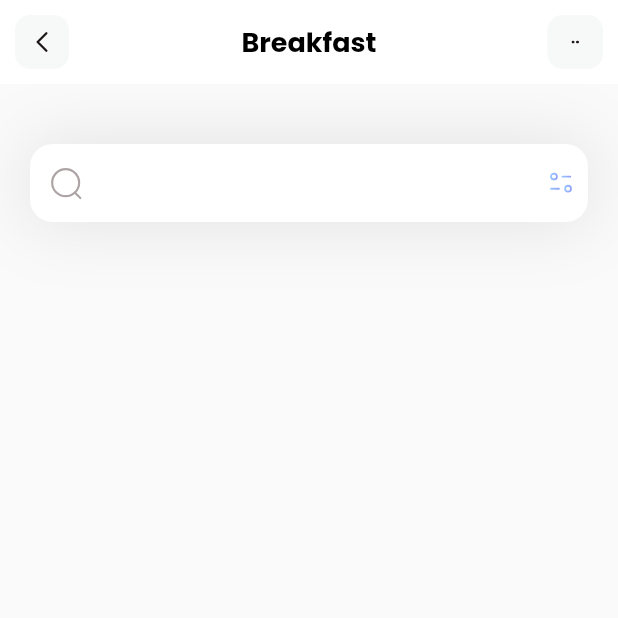
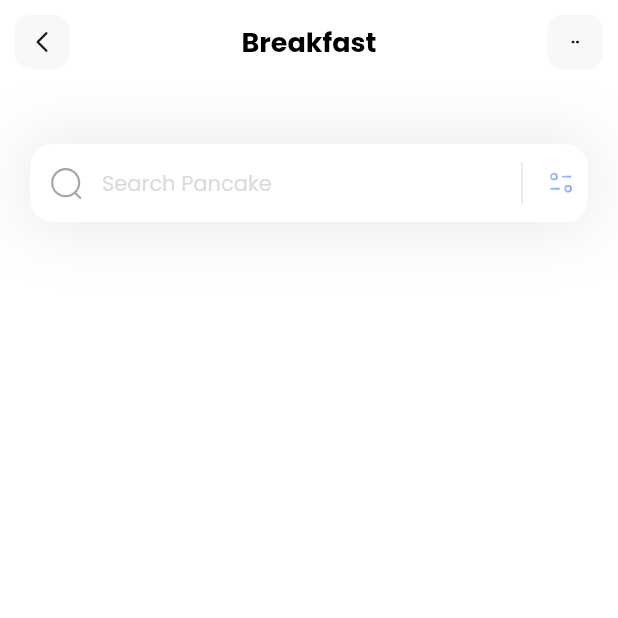
Before and after one commit to dmptv/fitness, a Flutter app: the screen it shows after launch, on a phone screen of 412 x 824 dp, the top half of it. Run offline on Flutter 3.47's test engine with Material 2 defaults, Android fonts, the phone set to English and light mode, and no system bars; our stand-ins replace flutter_svg.

Commit message:
extract searchbar

```diff
--- a/lib/main.dart
+++ b/lib/main.dart
@@ -13,7 +13,6 @@ class MyApp extends StatelessWidget {
   @override
   Widget build(BuildContext context) {
     // return MaterialApp(home: MyHomePageExample());
-
     return MaterialApp(
       debugShowCheckedModeBanner: false,
       theme: ThemeData(fontFamily: 'Poppins'),
--- a/lib/pages/home.dart
+++ b/lib/pages/home.dart
@@ -1,5 +1,6 @@
 import 'package:flutter/material.dart';
 import 'package:flutter_svg/flutter_svg.dart';
+import 'package:flutter/cupertino.dart';
 
 class HomePage extends StatelessWidget {
   const HomePage({super.key});
@@ -8,6 +9,7 @@ class HomePage extends StatelessWidget {
   Widget build(BuildContext context) {
     return Scaffold(
       appBar: appBar(),
+      backgroundColor: Colors.white,
       body: Column(
         children: [
           Container(
@@ -23,17 +25,35 @@ class HomePage extends StatelessWidget {
                     filled: true,
                     fillColor: Colors.white,
                     contentPadding: EdgeInsets.all(15),
+                    hintText: 'Search Pancake ',
+                    hintStyle:
+                        TextStyle(
+                          color: Color(0xffDDDADA),
+                         fontSize: 14
+                         ),
                     prefixIcon: Padding(
                         padding: const EdgeInsets.all(12.0),
                         child: SvgPicture.asset('assets/icons/Search.svg')),
-                    suffixIcon: Row(
+                    suffixIcon: Container(
+                      width: 100,
+                      child: IntrinsicHeight(
+                        child: Row(
                           mainAxisAlignment: MainAxisAlignment.end,
                           children: [
+                            VerticalDivider(
+                              color: Colors.black,
+                              indent: 10,
+                              endIndent: 10,
+                              thickness: 0.1,
+                            ),
                             Padding(
                               padding: const EdgeInsets.all(8.0),
-                          child: SvgPicture.asset('assets/icons/Filter.svg'),
+                              child:
+                                  SvgPicture.asset('assets/icons/Filter.svg'),
                             )
                           ],
+                        ),
+                      ),
                     ),
                     border: OutlineInputBorder(
                         borderRadius: BorderRadius.circular(15),
```
Lines whose indentation alone changed are shown as unchanged.
